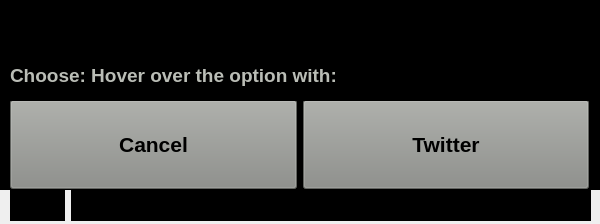
Above: Proj/code/LS/LSApp/sharwindow.ui from ElectroQuanta/MDO before the change. Below: the same form after it.
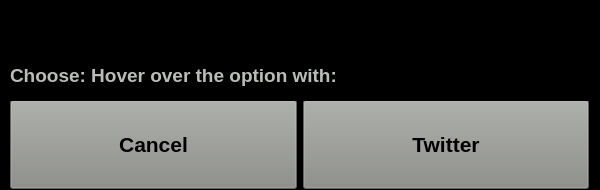
That is the form after the change. Icons and pictures are not drawn.

Commit message: FIX: LS: Status bar common for all windows

```diff
--- a/Proj/code/LS/LSApp/sharwindow.ui
+++ b/Proj/code/LS/LSApp/sharwindow.ui
@@ -7,7 +7,7 @@
     <x>0</x>
     <y>0</y>
     <width>600</width>
-    <height>224</height>
+    <height>190</height>
    </rect>
   </property>
   <property name="windowTitle">
@@ -656,62 +656,6 @@
     </widget>
    </widget>
   </widget>
-  <widget class="QWidget" name="horizontalLayoutWidget_6">
-   <property name="geometry">
-    <rect>
-     <x>10</x>
-     <y>190</y>
-     <width>581</width>
-     <height>31</height>
-    </rect>
-   </property>
-   <layout class="QHBoxLayout" name="horizontalLayout_5">
-    <item>
-     <widget class="QLabel" name="label_9">
-      <property name="sizePolicy">
-       <sizepolicy hsizetype="Fixed" vsizetype="Expanding">
-        <horstretch>0</horstretch>
-        <verstretch>0</verstretch>
-       </sizepolicy>
-      </property>
-      <property name="font">
-       <font>
-        <pointsize>12</pointsize>
-        <bold>true</bold>
-       </font>
-      </property>
-      <property name="styleSheet">
-       <string notr="true">background-color: rgb(0, 0, 0);</string>
-      </property>
-      <property name="text">
-       <string>Status:</string>
-      </property>
-     </widget>
-    </item>
-    <item>
-     <widget class="QLabel" name="label_status">
-      <property name="sizePolicy">
-       <sizepolicy hsizetype="Preferred" vsizetype="Expanding">
-        <horstretch>0</horstretch>
-        <verstretch>0</verstretch>
-       </sizepolicy>
-      </property>
-      <property name="font">
-       <font>
-        <pointsize>14</pointsize>
-        <bold>true</bold>
-       </font>
-      </property>
-      <property name="styleSheet">
-       <string notr="true">background-color: rgb(0, 0, 0);</string>
-      </property>
-      <property name="text">
-       <string/>
-      </property>
-     </widget>
-    </item>
-   </layout>
-  </widget>
  </widget>
  <resources>
   <include location="resources.qrc"/>
```
The commit also changes 9 other files.
